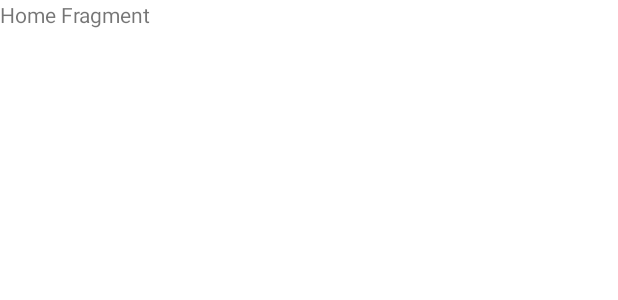
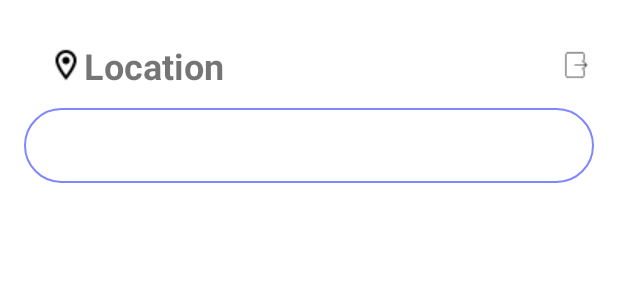
Before and after one commit to A-fauzi/Concert-App, an Android app: the layout fragment_home.xml on its own in the app's theme, with its tools: preview values and no code run, on a phone screen of 412 x 824 dp. Shown: the top 300 px of the screen. Run offline under Robolectric (Android 15) with nearby library versions, the phone set to English and light mode, and no system bars; Roboto replaces fonts that are not available here.

Commit message:
Add Tablayout

```diff
--- /dev/null
+++ b/app/src/main/res/drawable/gradient_bg.xml
@@ -0,0 +1,12 @@
+<?xml version="1.0" encoding="utf-8"?>
+<shape
+    android:shape="rectangle"
+    xmlns:android="http://schemas.android.com/apk/res/android">
+
+    <corners android:radius="25dp"/>
+    <gradient
+        android:type="linear"
+        android:angle="45"
+        android:startColor="@color/blue_soft"
+        android:endColor="@color/blue_soft"/>
+</shape>
--- /dev/null
+++ b/app/src/main/res/drawable/tab_bg.xml
@@ -0,0 +1,8 @@
+<?xml version="1.0" encoding="utf-8"?>
+<shape android:shape="rectangle"
+    xmlns:android="http://schemas.android.com/apk/res/android">
+    <corners android:radius="25dp"/>
+    <stroke android:color="@color/blue_soft" android:width="1dp"/>
+    <solid android:color="#00000000"/>
+
+</shape>
--- a/app/src/main/res/layout/fragment_home.xml
+++ b/app/src/main/res/layout/fragment_home.xml
@@ -1,14 +1,79 @@
 <?xml version="1.0" encoding="utf-8"?>
-<FrameLayout xmlns:android="http://schemas.android.com/apk/res/android"
+<LinearLayout xmlns:android="http://schemas.android.com/apk/res/android"
     xmlns:tools="http://schemas.android.com/tools"
     android:layout_width="match_parent"
     android:layout_height="match_parent"
-    tools:context=".view.main.fragment.HomeFragment">
+    xmlns:app="http://schemas.android.com/apk/res-auto"
+    android:orientation="vertical"
+    android:padding="@dimen/root_view_padding"
+    tools:context=".view.main.fragment.home.HomeFragment">
 
-    <!-- TODO: Update blank fragment layout -->
-    <TextView
+    <androidx.appcompat.widget.Toolbar
         android:layout_width="match_parent"
-        android:layout_height="match_parent"
-        android:text="Home Fragment" />
+        android:layout_height="wrap_content"
+        app:subtitle="Sub"
+        app:title="AndroidlyToolbar">
 
-</FrameLayout>
+        <RelativeLayout
+            android:layout_width="match_parent"
+            android:layout_height="wrap_content">
+
+            <ImageView
+                android:id="@+id/iv_loc"
+                android:layout_width="wrap_content"
+                android:layout_height="wrap_content"
+                android:src="@drawable/icons8_location_24"
+                android:layout_centerVertical="true"/>
+
+            <TextView
+                android:layout_width="wrap_content"
+                android:layout_height="wrap_content"
+                android:text="Location"
+                android:textSize="24sp"
+                android:textStyle="bold"
+                android:layout_toEndOf="@id/iv_loc"/>
+
+            <ImageView
+                android:id="@+id/btn_logout"
+                android:layout_width="wrap_content"
+                android:layout_height="wrap_content"
+                android:layout_alignParentEnd="true"
+                android:layout_centerVertical="true"
+                android:src="@drawable/icons8_logout_25"
+                android:clickable="true"
+                android:focusable="true"
+                android:foreground="?attr/selectableItemBackground"/>
+
+        </RelativeLayout>
+    </androidx.appcompat.widget.Toolbar>
+
+    <FrameLayout
+        android:layout_width="match_parent"
+        android:layout_height="wrap_content"
+        android:clipToPadding="false">
+
+        <View
+            android:id="@+id/indicator"
+            android:layout_width="0dp"
+            android:layout_height="50dp"
+            android:background="@drawable/gradient_bg"/>
+
+        <com.google.android.material.tabs.TabLayout
+            android:id="@+id/tab"
+            android:layout_width="match_parent"
+            android:layout_height="50dp"
+            android:background="@drawable/tab_bg"
+            app:tabGravity="fill"
+            app:tabMode="fixed"
+            app:tabSelectedTextColor="#ffffff"
+            app:tabIndicatorColor="@null"
+            app:tabRippleColor="@null"/>
+    </FrameLayout>
+
+    <androidx.viewpager.widget.ViewPager
+        android:id="@+id/viewPager"
+        android:layout_width="match_parent"
+        android:layout_height="match_parent"/>
+
+
+</LinearLayout>
```
Also changed, not shown: app/src/main/java/com/example/concert_app/view/main/MainActivity.kt (+1 -6 lines), app/src/main/java/com/example/concert_app/view/main/fragment/HomeFragment.kt (deleted, +0 -60 lines), app/src/main/java/com/example/concert_app/view/main/fragment/home/AllGenresFragment.kt (added, +20 -0 lines), app/src/main/java/com/example/concert_app/view/main/fragment/home/HomeFragment.kt (added, +84 -0 lines), app/src/main/java/com/example/concert_app/view/main/fragment/home/IndieFragment.kt (added, +19 -0 lines), app/src/main/java/com/example/concert_app/view/main/fragment/home/PopFragment.kt (added, +19 -0 lines), app/src/main/java/com/example/concert_app/view/main/fragment/home/RockFragment.kt (added, +20 -0 lines), app/src/main/java/com/example/concert_app/view/main/fragment/home/TabFragmentAdapter.kt (added, +28 -0 lines), app/src/main/res/layout/fragment_all_genres.xml (added, +14 -0 lines), app/src/main/res/layout/fragment_indie.xml (added, +14 -0 lines), app/src/main/res/layout/fragment_pop.xml (added, +14 -0 lines), app/src/main/res/layout/fragment_rock.xml (added, +14 -0 lines), app/src/main/res/drawable/icons8_location_24.png (added).
